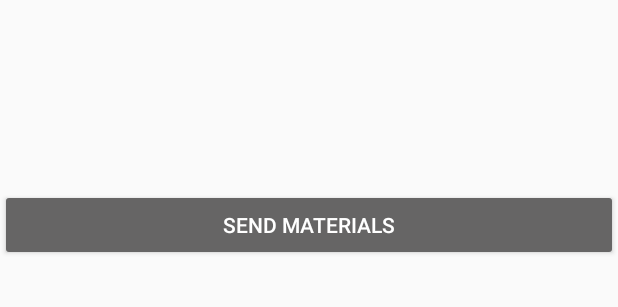
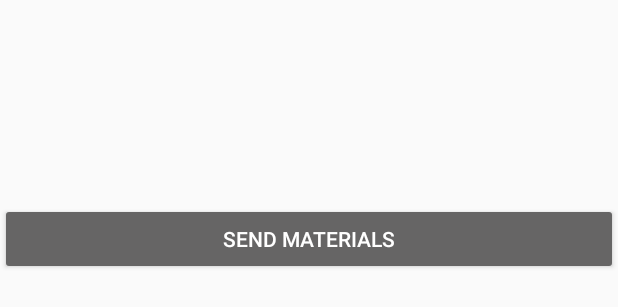
Before and after one commit to daltonpurnell/QMSalesAndroid, an Android app: the layout customrow.xml on its own in the app's theme, with its tools: preview values and no code run, on a phone screen of 412 x 824 dp. Shown: the top 307 px of the screen. Run offline under Robolectric (Android 15) with nearby library versions, the phone set to English and light mode, and no system bars.

Commit message:
updates layout of listview rows

```diff
--- a/app/src/main/res/layout/customrow.xml
+++ b/app/src/main/res/layout/customrow.xml
@@ -7,25 +7,27 @@
         android:layout_width="fill_parent"
         android:layout_height="wrap_content"
         android:padding="10dp"
+        android:maxLines="6"
+        android:lines="6"
         android:textSize="16sp" >
 
     </TextView>
-    <TextView xmlns:android="http://schemas.android.com/apk/res/android"
-        android:id="@+id/phoneNumberTextView"
-        android:layout_width="fill_parent"
-        android:layout_height="wrap_content"
-        android:padding="10dp"
-        android:textSize="16sp" >
+    <!--<TextView xmlns:android="http://schemas.android.com/apk/res/android"-->
+        <!--android:id="@+id/phoneNumberTextView"-->
+        <!--android:layout_width="fill_parent"-->
+        <!--android:layout_height="wrap_content"-->
+        <!--android:padding="10dp"-->
+        <!--android:textSize="16sp" >-->
 
-    </TextView>
-    <TextView xmlns:android="http://schemas.android.com/apk/res/android"
-        android:id="@+id/emailTextView"
-        android:layout_width="fill_parent"
-        android:layout_height="wrap_content"
-        android:padding="10dp"
-        android:textSize="16sp" >
+    <!--</TextView>-->
+    <!--<TextView xmlns:android="http://schemas.android.com/apk/res/android"-->
+        <!--android:id="@+id/emailTextView"-->
+        <!--android:layout_width="fill_parent"-->
+        <!--android:layout_height="wrap_content"-->
+        <!--android:padding="10dp"-->
+        <!--android:textSize="16sp" >-->
 
-    </TextView>
+    <!--</TextView>-->
     <Button
         android:layout_width="match_parent"
         android:layout_height="wrap_content"
```
Also changed, not shown: app/src/main/java/com/globalez/djp1989/quickmarsales/CustomAdapter.java (+6 -6 lines), app/src/main/java/com/globalez/djp1989/quickmarsales/MainActivity.java (+4 -3 lines).
